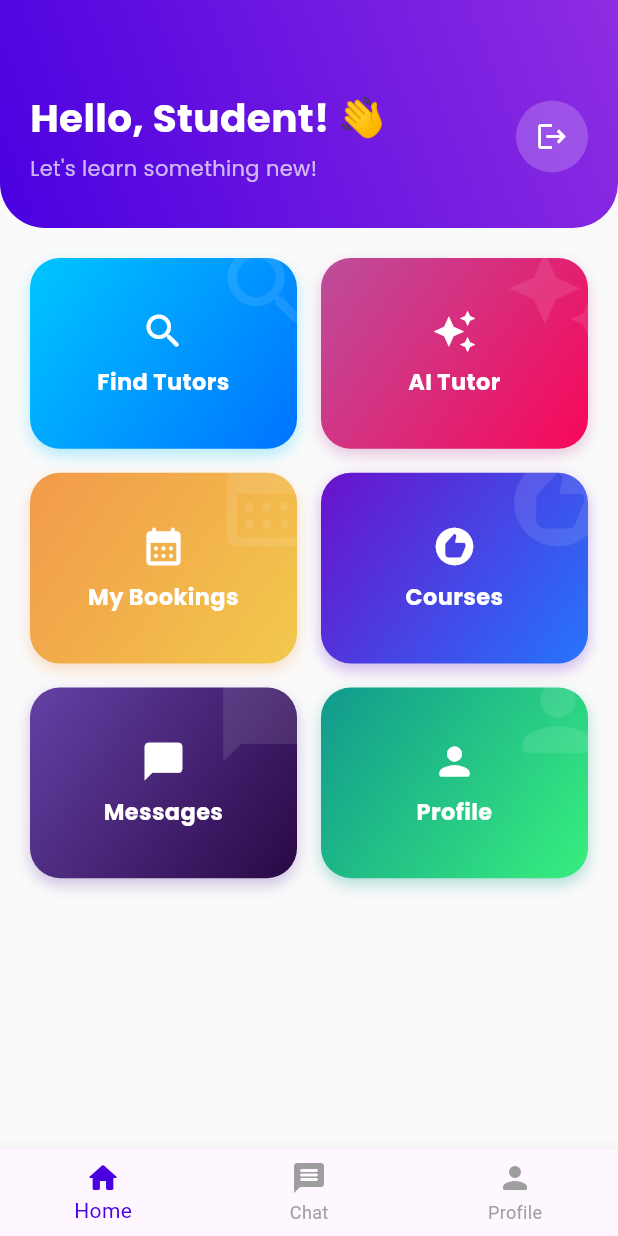
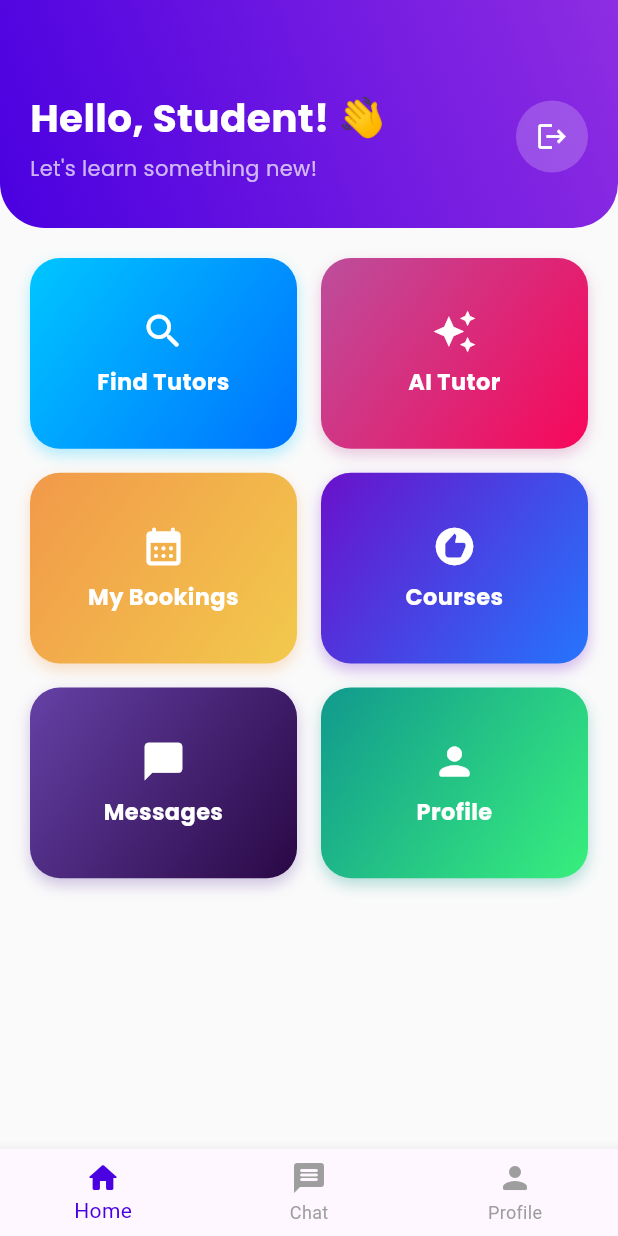
Before and after one commit to Adiitri/EDUNNECT-Smart-Learning-and-Tutor-Engagement-System, a Flutter app: the StudentDashboard screen opened directly, on a phone screen of 412 x 824 dp. Run offline on Flutter 3.47's test engine with Material 3 defaults, Android fonts, the phone set to English and light mode, and no system bars; our stand-ins replace google_fonts, shared_preferences, socket_io_client; accounts and stored records are empty.

Commit message:
Updated dashboard icons

```diff
--- a/mobile-app/lib/presentation/student/student_dashboard.dart
+++ b/mobile-app/lib/presentation/student/student_dashboard.dart
@@ -8,7 +8,7 @@ import 'recommendation_screen.dart';
 import '../common/splash_screen.dart';
 import 'tutor_chat_list.dart';
 
-// ✅ NEW: Import the dynamic profile screen instead of the old static one
+// ✅ Import the dynamic profile screen instead of the old static one
 import '../common/complete_profile_screen.dart';
 
 class StudentDashboard extends StatefulWidget {
@@ -38,7 +38,6 @@ class _StudentDashboardState extends State<StudentDashboard> {
         selectedItemColor: const Color(0xFF4A00E0),
         unselectedItemColor: Colors.grey,
         onTap: (index) async {
-          // ✅ Added 'async'
           // 1. Visually highlight the tapped icon
           setState(() {
             _selectedIndex = index;
@@ -47,7 +46,6 @@ class _StudentDashboardState extends State<StudentDashboard> {
           // 2. Navigate, and WAIT for the user to pop back
           if (index == 1) {
             await Navigator.push(
-              // ✅ Added 'await'
               context,
               MaterialPageRoute(
                 builder: (_) => TutorChatList(studentName: name),
@@ -61,7 +59,6 @@ class _StudentDashboardState extends State<StudentDashboard> {
             }
           } else if (index == 2) {
             await Navigator.push(
-              // ✅ Added 'await'
               context,
               MaterialPageRoute(
                 builder: (_) => const CompleteProfileScreen(isNewUser: false),
@@ -233,7 +230,7 @@ class _StudentDashboardState extends State<StudentDashboard> {
                     },
                   ),
 
-                  // ✅ UPDATED: PROFILE CARD
+                  // PROFILE CARD
                   _buildGradientCard(
                     context,
                     "Profile",
@@ -274,6 +271,7 @@ class _StudentDashboardState extends State<StudentDashboard> {
     );
   }
 
+  // ✅ UPDATED: Clean layout without the background icon stack
   Widget _buildGradientCard(
     BuildContext context,
     String title,
@@ -299,18 +297,7 @@ class _StudentDashboardState extends State<StudentDashboard> {
             ),
           ],
         ),
-        child: Stack(
-          children: [
-            Positioned(
-              right: -15,
-              top: -15,
-              child: Icon(
-                icon,
-                size: 70,
-                color: Colors.white.withValues(alpha: 0.1),
-              ),
-            ),
-            Center(
+        child: Center(
           child: Column(
             mainAxisAlignment: MainAxisAlignment.center,
             children: [
@@ -328,8 +315,6 @@ class _StudentDashboardState extends State<StudentDashboard> {
             ],
           ),
         ),
-          ],
-        ),
       ),
     );
   }
```
Lines whose indentation alone changed are shown as unchanged.
